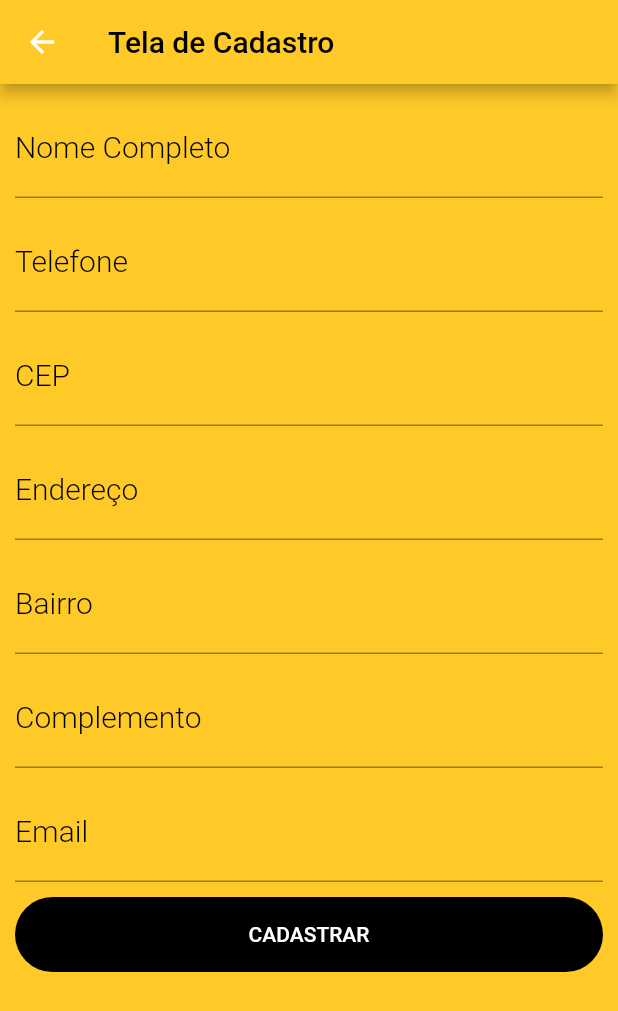
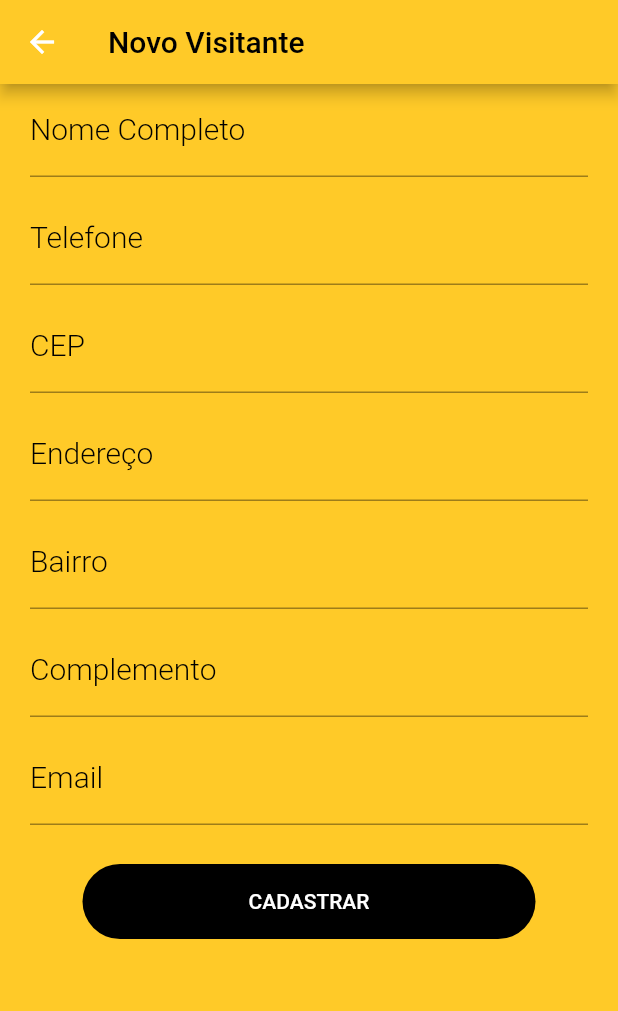
Before and after one commit to joelsantosjunior/T.E.S.I-Mobile-Mobile-MAAC, a Flutter app: the TelaCadastro screen opened directly, on a phone screen of 412 x 824 dp. Shown: the top 1011 px of the screen. Run offline on Flutter 3.47's test engine with Material 2 defaults, Android fonts, the phone set to English and light mode, and no system bars; our stand-ins replace device_info, flare_flutter.

Commit message:
Refactoring some components and extracts the input widget

```diff
--- a/lib/api/api.dart
+++ b/lib/api/api.dart
@@ -9,22 +9,25 @@ class Api {
   Future<Visitante> cadastrarVisistante(Map<String, dynamic> data) async {
   // FALTA COLOCAR UMA URL VALIDA
 
-  // final http.Response response = await http.post(
-  //   'https://jsonplaceholder.typicode.com/albums',
-  //   headers: <String, String>{
-  //     'Content-Type': 'application/json; charset=UTF-8',
-  //   },
-  //   body: jsonEncode(data),
-  // );
-  // if (response.statusCode == 201) {
-  //   // If the server did return a 201 CREATED response,
-  //   // then parse the JSON.
-  //   return Visitante.fromJson(json.decode(response.body));
-  // } else {
-  //   // If the server did not return a 201 CREATED response,
-  //   // then throw an exception.
-  //   throw Exception('Falha ao cadastrar novo visitante');
-  // }
+  final http.Response response = await http.post(
+    'https://thawing-crag-60834.herokuapp.com/visitantes',
+    headers: <String, String>{
+      'Content-Type': 'application/json; charset=UTF-8',
+      'Authorization': 'Bearer eyJhbGciOiJIUzI1NiIsInR5cCI6IkpXVCJ9.eyJpZCI6IjVlOTM3ZGFhZDZlMDdmMDAxNzQ0MWY3MyIsImlzQWRtaW4iOnRydWUsImlhdCI6MTU4NjcyODM0NSwiZXhwIjoxNTg5MzIwMzQ1fQ.QJohZgckYm1V9-sW6ZEKy3zOKFRJbbZt_ocTKCBTLyc',
+    },
+    body: jsonEncode(data),
+  );
+
+  print(response.body);
+  if (response.statusCode == 201) {
+    // If the server did return a 201 CREATED response,
+    // then parse the JSON.
+    return Visitante.fromJson(json.decode(response.body));
+  } else {
+    // If the server did not return a 201 CREATED response,
+    // then throw an exception.
+    throw Exception('Falha ao cadastrar novo visitante');
+  }
 }
 
 }
--- /dev/null
+++ b/lib/components/input.widget.dart
@@ -0,0 +1,25 @@
+import 'package:flutter/material.dart';
+
+class InputWidget extends StatelessWidget {
+
+  var label = "";
+  var controller = TextEditingController();
+
+  InputWidget({@required this.controller, @required this.label});
+
+  @override
+  Widget build(BuildContext context) {
+    return Container(
+      margin: EdgeInsets.only(bottom: 10),
+      child: TextFormField(
+          controller: controller,
+          keyboardType: TextInputType.text,
+          decoration: InputDecoration(
+              labelText: this.label,
+              labelStyle: TextStyle(
+                  color: Colors.black,
+                  fontSize: 20,
+                  fontWeight: FontWeight.w300))),
+    );
+  }
+}
--- a/lib/models/Visitante.dart
+++ b/lib/models/Visitante.dart
@@ -6,6 +6,7 @@ class Visitante {
   String bairro;
   String complemento;
   String email;
+  String idCelular;
 
   Visitante(
       this.nome,
@@ -14,6 +15,7 @@ class Visitante {
       this.endereco,
       this.bairro,
       this.complemento,
+      this.idCelular,
       this.email});
 
   Visitante.fromJson(Map<String, dynamic> json) {
@@ -22,6 +24,7 @@ class Visitante {
     cep = json['cep'];
     endereco = json['endereco'];
     bairro = json['bairro'];
+    idCelular = json['idCelular'];
     complemento = json['complemento'];
     email = json['email'];
   }
@@ -32,6 +35,7 @@ class Visitante {
       'telefone': this.telefone,
       'cep': this.cep,
       'endereco': this.endereco,
+      'idCelular': this.idCelular,
       'bairro': this.bairro,
       'complemento':this.complemento,
       'email': email,
--- a/lib/screens/page_home.dart
+++ b/lib/screens/page_home.dart
@@ -1,7 +1,9 @@
 import 'package:flutter/material.dart';
 import 'package:maac_app/components/my_page_home.dart';
+import 'package:maac_app/util/deviceId.dart';
 
 class PageHome extends StatelessWidget {
+
   @override
   Widget build(BuildContext context) {
     return MaterialApp(
--- a/lib/screens/tela_cadastro.dart
+++ b/lib/screens/tela_cadastro.dart
@@ -1,12 +1,11 @@
-import 'dart:convert';
-
 import 'package:flutter/material.dart';
 import 'package:maac_app/api/api.dart';
+import 'package:maac_app/components/input.widget.dart';
 import 'package:maac_app/models/Visitante.dart';
 import 'package:maac_app/util/constantes.dart';
+import 'package:maac_app/util/deviceId.dart';
 
 class TelaCadastro extends StatelessWidget {
-
   final _nomeController = TextEditingController();
   final _telefoneController = TextEditingController();
   final _cepController = TextEditingController();
@@ -15,6 +14,24 @@ class TelaCadastro extends StatelessWidget {
   final _complementoController = TextEditingController();
   final _emailController = TextEditingController();
 
+  void createVisitante() async {
+    final identifer = await DeviceId.getDeviceDetails();
+
+    Visitante visitante = new Visitante(this._nomeController.text,
+        telefone: this._telefoneController.text,
+        cep: this._cepController.text,
+        endereco: this._enderecoController.text,
+        bairro: this._bairroController.text,
+        idCelular: identifer[2],
+        complemento: this._complementoController.text,
+        email: this._emailController.text);
+
+    var data = visitante.toJson();
+    print(data);
+
+    Api api = new Api();
+    api.cadastrarVisistante(data);
+  }
 
   @override
   Widget build(BuildContext context) {
@@ -23,155 +40,58 @@ class TelaCadastro extends StatelessWidget {
       appBar: AppBar(
         title: Text(
           Const().TELA_CADASTRO,
-          style: TextStyle(
-            color: Colors.black
-          ),
+          style: TextStyle(color: Colors.black),
         ),
         backgroundColor: Colors.amber[400],
       ),
       body: Container(
-        margin: const EdgeInsets.all(10.0),
+          margin: const EdgeInsets.only(right: 20, left: 20),
           child: ListView(
             children: <Widget>[
-            TextFormField(
-              controller: _nomeController,
-              keyboardType: TextInputType.text,
-              decoration: InputDecoration(
-                labelText: Const().NOME_COMPLETO,
-                labelStyle: TextStyle(
-                  color: Colors.black,
-                  fontSize: 20,
-                  fontWeight: FontWeight.w300
-                )
+              InputWidget(
+                controller: this._nomeController,
+                label: Const().NOME_COMPLETO,
               ),
-              style: TextStyle(fontSize: 20),
+              InputWidget(
+                controller: this._telefoneController,
+                label: Const().TELEFONE,
               ),
-            SizedBox(
-              height: 10,
+              InputWidget(
+                controller: this._cepController,
+                label: Const().CEP,
               ),
-            TextFormField(
-              controller: _telefoneController,
-              keyboardType: TextInputType.phone,
-              decoration: InputDecoration(
-                labelText: Const().TELEFONE,
-                labelStyle: TextStyle(
-                  color: Colors.black,
-                  fontSize: 20,
-                  fontWeight: FontWeight.w300
-                )
+              InputWidget(
+                controller: this._enderecoController,
+                label: Const().ENDERECO,
               ),
-              style: TextStyle(fontSize: 20),
+              InputWidget(
+                controller: this._bairroController,
+                label: Const().BAIRRO,
               ),
-            SizedBox(
-              height: 10,
+              InputWidget(
+                controller: this._complementoController,
+                label: Const().COMPLEMENTO,
               ),
-            TextFormField(
-              controller: _cepController,
-              keyboardType: TextInputType.number,
-              decoration: InputDecoration(
-                labelText: Const().CEP,
-                labelStyle: TextStyle(
-                  color: Colors.black,
-                  fontSize: 20,
-                  fontWeight: FontWeight.w300
-                )
+              InputWidget(
+                controller: this._emailController,
+                label: Const().EMAIL,
               ),
-              style: TextStyle(fontSize: 20),
-            ),
-            SizedBox(
-              height: 10,
-            ),
-            TextFormField(
-              controller: _enderecoController,
-              keyboardType: TextInputType.text,
-              decoration: InputDecoration(
-                labelText: Const().ENDERECO,
-                labelStyle: TextStyle(
-                  color: Colors.black,
-                  fontSize: 20,
-                  fontWeight: FontWeight.w300
-                )
-              ),
-              style: TextStyle(fontSize: 20),
-            ),
-            SizedBox(
-              height: 10,
-            ),
-            TextFormField(
-              controller: _bairroController,
-              keyboardType: TextInputType.text,
-              decoration: InputDecoration(
-                labelText: Const().BAIRRO,
-                labelStyle: TextStyle(
-                  color: Colors.black,
-                  fontSize: 20,
-                  fontWeight: FontWeight.w300
-                )
-              ),
-              style: TextStyle(fontSize: 20),
-            ),
-            SizedBox(
-              height: 10,
-            ),
-            TextFormField(
-              controller: _complementoController,
-              keyboardType: TextInputType.text,
-              decoration: InputDecoration(
-                labelText: Const().COMPLEMENTO,
-                labelStyle: TextStyle(
-                  color: Colors.black,
-                  fontSize: 20,
-                  fontWeight: FontWeight.w300
-                )
-              ),
-              style: TextStyle(fontSize: 20),
-            ),
-            SizedBox(
-              height: 10,
-            ),
-            TextFormField(
-              controller: _emailController,
-              keyboardType: TextInputType.text,
-              decoration: InputDecoration(
-                labelText: Const().EMAIL,
-                labelStyle: TextStyle(
-                  color: Colors.black,
-                  fontSize: 20,
-                  fontWeight: FontWeight.w300
-                )
-              ),
-              style: TextStyle(fontSize: 20),
-            ),
-            SizedBox(
-              height: 10,
-            ),
-
               Container(
-
                 height: 50,
+                margin: EdgeInsets.only(top: 16, left: 35, right: 35),
                 //width: 10,
                 decoration: BoxDecoration(
                     color: Colors.black,
-                borderRadius: BorderRadius.circular(100)
-              ),
+                    borderRadius: BorderRadius.circular(100)),
                 child: FlatButton(
-                onPressed:(){
-                  Visitante visitante  = new Visitante(this._nomeController.text, telefone: this._telefoneController.text, cep: this._cepController.text, endereco: this._enderecoController.text, bairro: this._bairroController.text, complemento: this._complementoController.text, email: this._emailController.text);
-                  var data = visitante.toJson();
-                  Api api = new Api();
-                  api.cadastrarVisistante(data);
-                },
+                    onPressed: createVisitante,
                     child: Text(
                       Const().CADASTRAR,
-                  style: TextStyle(
-                    color: Colors.white
-                  ),
-                )
-              ),
+                      style: TextStyle(color: Colors.white),
+                    )),
               ),
             ],
-        )
-      ),
+          )),
     );
   }
 }
--- a/lib/util/constantes.dart
+++ b/lib/util/constantes.dart
@@ -7,7 +7,7 @@ class Const{
    String FRASE2 = 'ASSIS CHATEAUBRIAND';
 
   //constantes para tela de cadastro
-  String TELA_CADASTRO = 'Tela de Cadastro';
+  String TELA_CADASTRO = 'Novo Visitante';
   String NOME_COMPLETO = 'Nome Completo';
   String TELEFONE = 'Telefone';
   String CEP = 'CEP';
--- /dev/null
+++ b/lib/util/deviceId.dart
@@ -0,0 +1,29 @@
+import 'package:device_info/device_info.dart';
+import 'package:flutter/services.dart';
+import 'dart:io' show Platform;
+
+class DeviceId {
+  static Future<List<String>> getDeviceDetails() async {
+    String deviceName;
+    String deviceVersion;
+    String identifier;
+    final DeviceInfoPlugin deviceInfoPlugin = new DeviceInfoPlugin();
+    try {
+      if (Platform.isAndroid) {
+        var build = await deviceInfoPlugin.androidInfo;
+        deviceName = build.model;
+        deviceVersion = build.version.toString();
+        identifier = build.androidId; //UUID for Android
+      } else if (Platform.isIOS) {
+        var data = await deviceInfoPlugin.iosInfo;
+        deviceName = data.name;
+        deviceVersion = data.systemVersion;
+        identifier = data.identifierForVendor; //UUID for iOS
+      }
+    } on PlatformException {
+      print('Failed to get platform version');
+    }
+
+    return [deviceName, deviceVersion, identifier];
+  }
+}
--- a/pubspec.yaml
+++ b/pubspec.yaml
@@ -20,6 +20,7 @@ dependencies:
   http: ^0.12.0+4
   splashscreen: ^1.2.0
   flare_flutter: ^2.0.1
+  device_info: ^0.4.2+1
   flutter:
     sdk: flutter
 
```
Also changed, not shown: pubspec.lock. Lines whose indentation alone changed are shown as unchanged.
